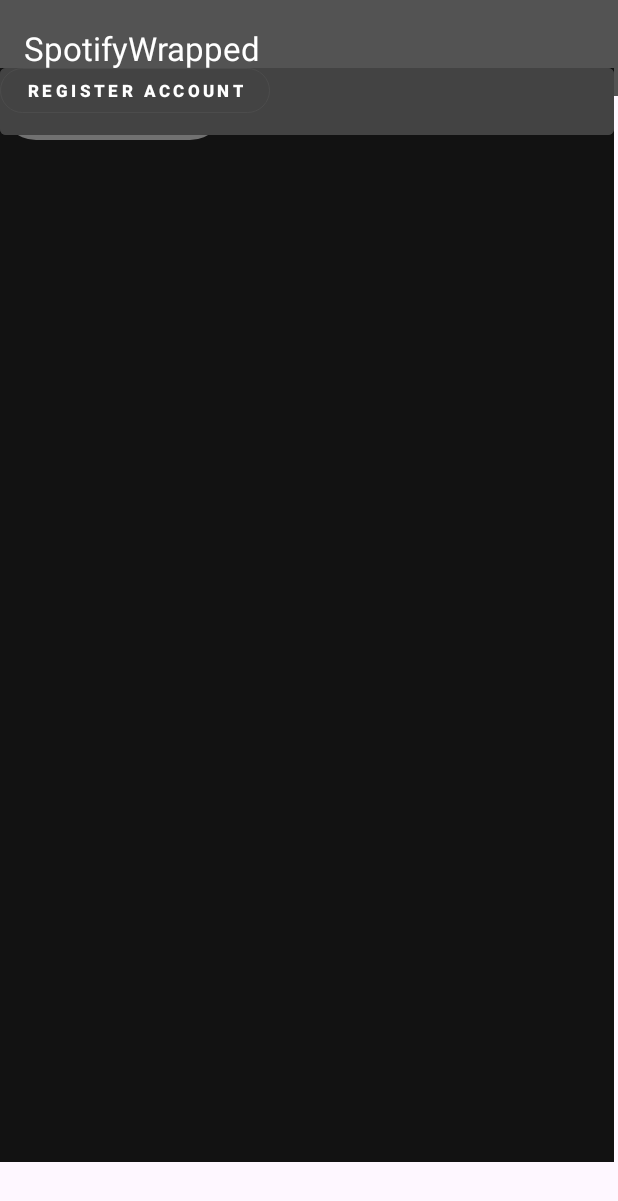
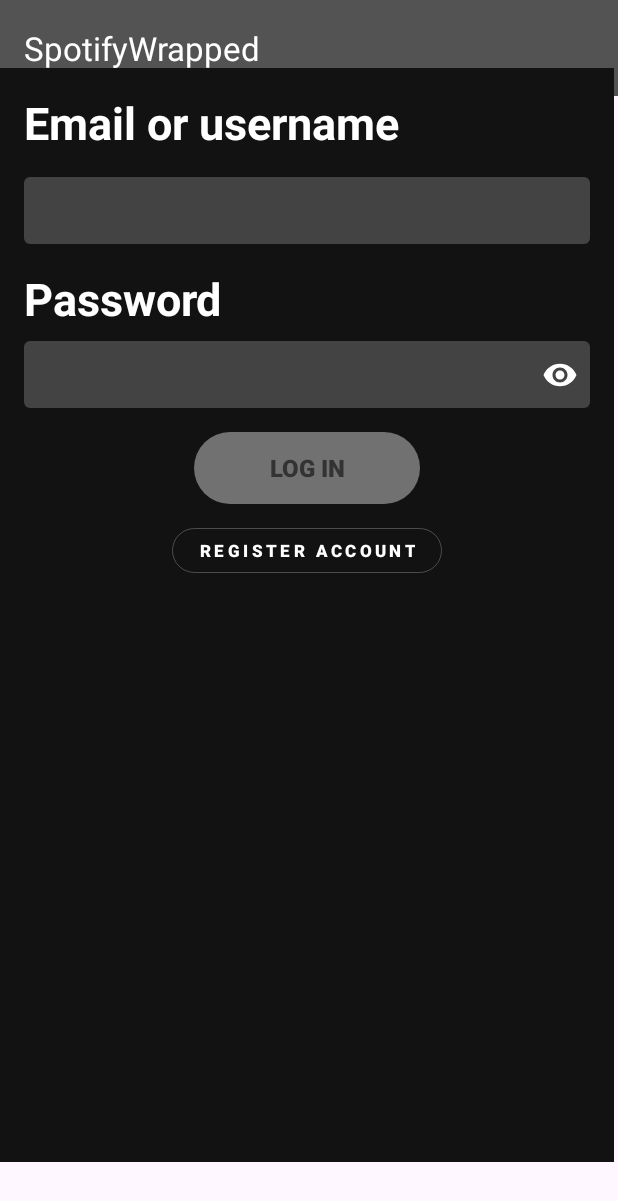
Before and after one commit to lakimapturn/SpotifyWrapped, an Android app: the Login screen opened directly, with no data from a screen before it, on a phone screen of 412 x 824 dp. Shown: the top 1201 px of the screen. Run offline under Robolectric (Android 15) with nearby library versions, the phone set to English and light mode, and no system bars; our stand-ins replace Firebase (no records; nobody signed in at launch, a user with empty details on screens opened directly), navigation-ui; libraries missing offline, so code that uses them is left out: com.spotify.sdk.

Commit message:
spotify UI

```diff
--- /dev/null
+++ b/app/src/main/res/drawable/btn_bg.xml
@@ -0,0 +1,7 @@
+<?xml version="1.0" encoding="utf-8"?>
+<shape xmlns:android="http://schemas.android.com/apk/res/android"
+    android:shape="rectangle">
+    <solid android:color="#717171"/>
+    <corners android:radius="100dp"/>
+
+</shape>
--- a/app/src/main/res/layout/login.xml
+++ b/app/src/main/res/layout/login.xml
@@ -1,77 +1,70 @@
 <?xml version="1.0" encoding="utf-8"?>
-<androidx.constraintlayout.widget.ConstraintLayout xmlns:android="http://schemas.android.com/apk/res/android"
-    xmlns:app="http://schemas.android.com/apk/res-auto"
-    xmlns:tools="http://schemas.android.com/tools"
-    android:id="@+id/login_page"
+<LinearLayout xmlns:android="http://schemas.android.com/apk/res/android"
     android:layout_width="match_parent"
     android:layout_height="match_parent"
+    xmlns:app="http://schemas.android.com/apk/res-auto"
     android:background="@color/primarydark"
-    tools:context=".MainActivity">
-
-    <TextView
+    android:orientation="vertical"
+    android:padding="16dp">  <TextView
     android:id="@+id/mail_text"
     android:layout_width="wrap_content"
     android:layout_height="wrap_content"
-        android:layout_marginBottom="12dp"
+    android:layout_marginBottom="16dp"
     android:text="Email or username"
     android:textColor="@color/white"
     android:textSize="30sp"
-        android:textStyle="bold"
-        app:layout_constraintBottom_toTopOf="@+id/mail_edit_text"
-        tools:layout_editor_absoluteX="7dp" />
+    android:textStyle="bold" />
 
     <EditText
         android:id="@+id/mail_edit_text"
         android:layout_width="match_parent"
         android:layout_height="wrap_content"
-        android:layout_below="@id/mail_text"
         android:background="@drawable/edit_text_bg"
         android:padding="10dp"
         android:textColor="@color/white"
-        tools:layout_editor_absoluteX="16dp"
-        tools:layout_editor_absoluteY="139dp" />
+        android:layout_marginBottom="16dp" />
 
     <TextView
         android:id="@+id/password_text"
         android:layout_width="wrap_content"
         android:layout_height="wrap_content"
-        android:layout_below="@id/mail_edit_text"
         android:text="Password"
         android:textColor="@color/white"
         android:textSize="30sp"
         android:textStyle="bold"
-        app:layout_constraintBottom_toTopOf="@+id/password_edit_text"
-        app:layout_constraintTop_toBottomOf="@+id/mail_edit_text"
-        tools:layout_editor_absoluteX="7dp" />
+        android:layout_marginBottom="8dp" />
 
-    <RelativeLayout
+    <FrameLayout
         android:id="@+id/password_layout"
         android:layout_width="match_parent"
+        android:layout_height="wrap_content">
+
+        <EditText
+            android:id="@+id/password_edit_text"
+            android:layout_width="match_parent"
             android:layout_height="wrap_content"
-        android:layout_below="@id/password_text"
-        tools:layout_editor_absoluteX="0dp"
-        tools:layout_editor_absoluteY="262dp">
+            android:background="@drawable/edit_text_bg"
+            android:padding="10dp"
+            android:textColor="@color/white" />
 
         <ImageButton
             android:id="@+id/password_toggle"
             android:layout_width="wrap_content"
-            android:layout_height="wrap_content"
-            android:layout_alignParentEnd="true"
-            android:layout_centerVertical="true"
+            android:layout_height="match_parent"  android:layout_gravity="end"
             android:layout_marginEnd="8dp"
             android:background="@android:color/transparent"
             android:src="@drawable/ic_baseline_visibility_24"
-            android:tint="@color/white" />
+            app:tint="@color/white" />
 
+    </FrameLayout>
 
-    </RelativeLayout>
 
     <android.widget.Button
         android:id="@+id/login_btn"
         android:layout_width="wrap_content"
         android:layout_height="wrap_content"
-        android:layout_below="@id/password_layout"
-        android:layout_centerHorizontal="true"
+        android:layout_gravity="center_horizontal"
+        android:layout_marginTop="16dp"
         android:background="@drawable/btn_background"
         android:clickable="false"
         android:enabled="false"
@@ -80,18 +73,14 @@
         android:text="Log in"
         android:textColor="#FF333333"
         android:textSize="16sp"
-        android:textStyle="bold"
-        tools:layout_editor_absoluteX="130dp"
-        tools:layout_editor_absoluteY="317dp">
-
-    </android.widget.Button>
+        android:textStyle="bold" />
 
     <android.widget.Button
         android:id="@+id/register"
         android:layout_width="wrap_content"
         android:layout_height="30dp"
-        android:layout_below="@id/login_btn"
-        android:layout_centerHorizontal="true"
+        android:layout_gravity="center_horizontal"
+        android:layout_marginTop="16dp"
         android:background="@drawable/password_btn_bg"
         android:letterSpacing="0.2"
         android:paddingStart="18dp"
@@ -99,30 +88,6 @@
         android:text="@string/register"
         android:textColor="@color/white"
         android:textSize="11sp"
-        android:textStyle="bold"
-        tools:layout_editor_absoluteX="88dp"
-        tools:layout_editor_absoluteY="385dp" />
+        android:textStyle="bold" />
 
-    <EditText
-        android:id="@+id/password_edit_text"
-        android:layout_width="match_parent"
-        android:layout_height="wrap_content"
-        android:background="@drawable/edit_text_bg"
-        android:padding="10dp"
-        android:textColor="@color/white"
-        tools:layout_editor_absoluteX="7dp"
-        tools:layout_editor_absoluteY="249dp" />
-
-
-<!--    <Button-->
-<!--        android:id="@+id/login_button"-->
-<!--        android:layout_width="328dp"-->
-<!--        android:layout_height="36dp"-->
-<!--        android:layout_marginTop="304dp"-->
-<!--        android:text="@string/login"-->
-<!--        app:layout_constraintEnd_toEndOf="parent"-->
-<!--        app:layout_constraintHorizontal_bias="0.493"-->
-<!--        app:layout_constraintStart_toStartOf="parent"-->
-<!--        app:layout_constraintTop_toTopOf="parent" />-->
-
-</androidx.constraintlayout.widget.ConstraintLayout>
+</LinearLayout>
```
Lines whose indentation alone changed are shown as unchanged.
